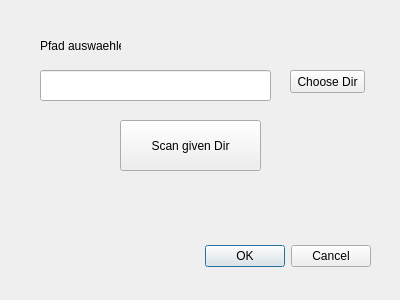
The window that configdialog.ui (PuridsGit/OtMusic) describes before a commit, drawn with Qt 5.
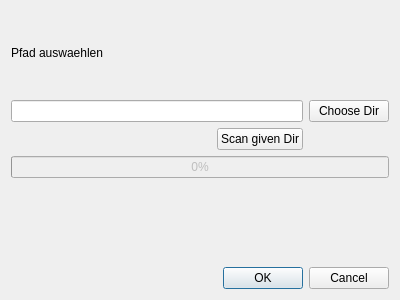
The same window after the commit.

Diff of the .ui file:
```diff
--- a/configdialog.ui
+++ b/configdialog.ui
@@ -13,74 +13,74 @@
   <property name="windowTitle">
    <string>Dialog</string>
   </property>
-  <widget class="QDialogButtonBox" name="buttonBox">
-   <property name="geometry">
-    <rect>
-     <x>30</x>
-     <y>240</y>
-     <width>341</width>
-     <height>32</height>
-    </rect>
-   </property>
+  <layout class="QGridLayout" name="gridLayout">
+   <item row="4" column="0">
+    <spacer name="verticalSpacer">
    <property name="orientation">
-    <enum>Qt::Horizontal</enum>
-   </property>
-   <property name="standardButtons">
-    <set>QDialogButtonBox::Cancel|QDialogButtonBox::Ok</set>
-   </property>
-  </widget>
+      <enum>Qt::Vertical</enum>
+     </property>
+     <property name="sizeHint" stdset="0">
+      <size>
+       <width>20</width>
+       <height>40</height>
+      </size>
+     </property>
+    </spacer>
+   </item>
+   <item row="0" column="0">
   <widget class="QLabel" name="label_chooseDir">
-   <property name="geometry">
-    <rect>
-     <x>40</x>
-     <y>30</y>
-     <width>81</width>
-     <height>31</height>
-    </rect>
+     <property name="sizePolicy">
+      <sizepolicy hsizetype="MinimumExpanding" vsizetype="MinimumExpanding">
+       <horstretch>0</horstretch>
+       <verstretch>0</verstretch>
+      </sizepolicy>
    </property>
    <property name="text">
     <string>Pfad auswaehlen</string>
    </property>
   </widget>
-  <widget class="QLineEdit" name="lineEdit">
-   <property name="geometry">
-    <rect>
-     <x>40</x>
-     <y>70</y>
-     <width>231</width>
-     <height>31</height>
-    </rect>
-   </property>
-  </widget>
+   </item>
+   <item row="1" column="0" colspan="2">
+    <widget class="QLineEdit" name="lineEdit"/>
+   </item>
+   <item row="1" column="2">
   <widget class="QPushButton" name="pushButton_chooseDir">
-   <property name="geometry">
-    <rect>
-     <x>290</x>
-     <y>70</y>
-     <width>75</width>
-     <height>23</height>
-    </rect>
-   </property>
    <property name="text">
     <string>Choose Dir</string>
    </property>
   </widget>
+   </item>
+   <item row="5" column="0" colspan="3">
+    <widget class="QDialogButtonBox" name="buttonBox">
+     <property name="orientation">
+      <enum>Qt::Horizontal</enum>
+     </property>
+     <property name="standardButtons">
+      <set>QDialogButtonBox::Cancel|QDialogButtonBox::Ok</set>
+     </property>
+    </widget>
+   </item>
+   <item row="2" column="1">
   <widget class="QPushButton" name="pushButton_add_rescan">
    <property name="enabled">
     <bool>true</bool>
    </property>
-   <property name="geometry">
-    <rect>
-     <x>120</x>
-     <y>120</y>
-     <width>141</width>
-     <height>51</height>
-    </rect>
-   </property>
    <property name="text">
     <string>Scan given Dir</string>
    </property>
   </widget>
+   </item>
+   <item row="3" column="0" colspan="3">
+    <widget class="QProgressBar" name="progressBar">
+     <property name="enabled">
+      <bool>false</bool>
+     </property>
+     <property name="value">
+      <number>0</number>
+     </property>
+    </widget>
+   </item>
+  </layout>
  </widget>
  <resources/>
  <connections>
```
Lines whose indentation alone changed are shown as unchanged.
